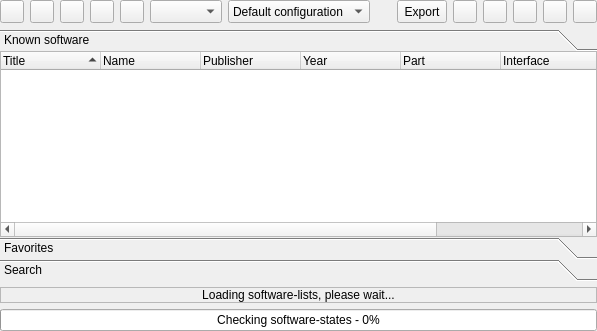
Before: the Qt Designer form softwarelist.ui in qmc2/qmc2-mame-fe, drawn with Qt 5.
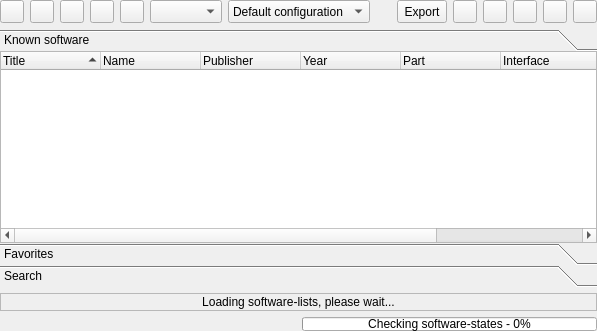
After: the same form once the commit is applied. Icons and pictures are not drawn.

Commit message: new: added display of software-state info as 'combined statistics' to the software-list widget (similar to the stats-label used for the game/machine list)

```diff
--- a/softwarelist.ui
+++ b/softwarelist.ui
@@ -324,7 +324,7 @@
         <x>0</x>
         <y>0</y>
         <width>587</width>
-        <height>170</height>
+        <height>177</height>
        </rect>
       </property>
       <attribute name="icon">
@@ -637,7 +637,34 @@
     </widget>
    </item>
    <item>
+    <layout class="QHBoxLayout" name="horizontalLayout_2">
+     <item>
+      <widget class="QLabel" name="labelSoftwareListStats">
+       <property name="sizePolicy">
+        <sizepolicy hsizetype="Expanding" vsizetype="Preferred">
+         <horstretch>0</horstretch>
+         <verstretch>0</verstretch>
+        </sizepolicy>
+       </property>
+       <property name="toolTip">
+        <string>L:Listed - C:Correct - M:Mostly correct - I:Incorrect - N:Not found - U:Unknown</string>
+       </property>
+       <property name="statusTip">
+        <string>L:Listed - C:Correct - M:Mostly correct - I:Incorrect - N:Not found - U:Unknown</string>
+       </property>
+       <property name="text">
+        <string/>
+       </property>
+      </widget>
+     </item>
+     <item>
     <widget class="QProgressBar" name="progressBar">
+       <property name="sizePolicy">
+        <sizepolicy hsizetype="Expanding" vsizetype="Ignored">
+         <horstretch>0</horstretch>
+         <verstretch>0</verstretch>
+        </sizepolicy>
+       </property>
      <property name="value">
       <number>0</number>
      </property>
@@ -645,6 +672,8 @@
       <string>Checking software-states - %p%</string>
      </property>
     </widget>
+     </item>
+    </layout>
    </item>
   </layout>
  </widget>
```
Lines whose indentation alone changed are shown as unchanged. The commit also changes 21 other files.
